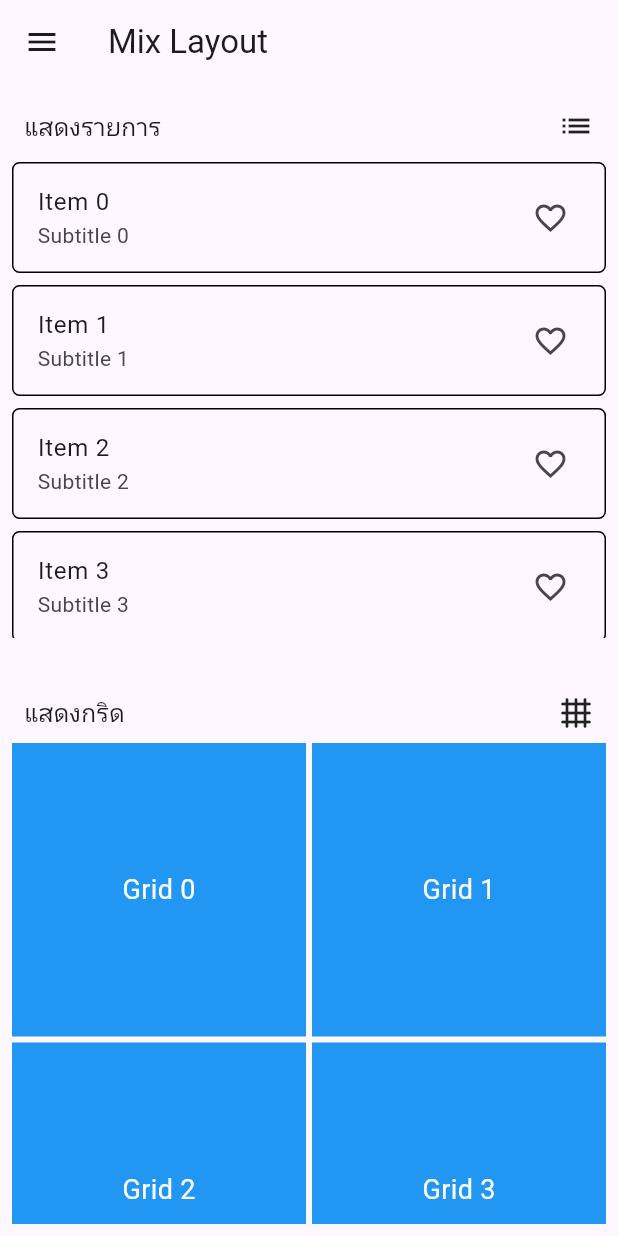
After one commit to numvarn/flutter_profile_app, a Flutter app: the MixLayout screen opened directly, on a phone screen of 412 x 824 dp. The commit adds this screen. Run offline on Flutter 3.47's test engine with Material 3 defaults, Android fonts, the phone set to English and light mode, and no system bars; our stand-ins replace get, getwidget.

Commit message:
completed add mixed views

```diff
--- a/lib/drawer.dart
+++ b/lib/drawer.dart
@@ -3,6 +3,7 @@ import 'package:get/route_manager.dart';
 import 'package:profile_app/about.dart';
 import 'package:profile_app/grid.dart';
 import 'package:profile_app/main.dart';
+import 'package:profile_app/mix.dart';
 
 class MyDrawer extends StatefulWidget {
   const MyDrawer({super.key});
@@ -46,6 +47,12 @@ class _MyDrawerState extends State<MyDrawer> {
               Get.to(const GridPage());
             },
           ),
+          ListTile(
+            title: const Text('Mix View'),
+            onTap: () {
+              Get.to(const MixLayout());
+            },
+          ),
         ],
       ),
     );
--- a/lib/main.dart
+++ b/lib/main.dart
@@ -37,7 +37,7 @@ class _MyHomePageState extends State<MyHomePage> {
   Widget build(BuildContext context) {
     return Scaffold(
       appBar: AppBar(
-        title: const Text("Me"),
+        title: const Text("This is me"),
       ),
       drawer: const MyDrawer(),
       body: Column(
--- /dev/null
+++ b/lib/mix.dart
@@ -0,0 +1,100 @@
+import 'package:flutter/material.dart';
+import 'package:profile_app/drawer.dart';
+
+class MixLayout extends StatefulWidget {
+  const MixLayout({super.key});
+
+  @override
+  State<MixLayout> createState() => _MixLayoutState();
+}
+
+class _MixLayoutState extends State<MixLayout> {
+  @override
+  Widget build(BuildContext context) {
+    return Scaffold(
+      appBar: AppBar(
+        title: const Text("Mix Layout"),
+      ),
+      drawer: const MyDrawer(),
+      body: Padding(
+        padding: const EdgeInsets.all(8.0),
+        child: Column(
+          children: [
+            const Padding(
+              padding: EdgeInsets.all(8.0),
+              child: Row(
+                mainAxisAlignment: MainAxisAlignment.spaceBetween,
+                children: [
+                  Text(
+                    "แสดงรายการ",
+                    style: TextStyle(fontSize: 16),
+                  ),
+                  Icon(Icons.list),
+                ],
+              ),
+            ),
+            // ส่วนครึ่งบนที่ใช้ ListView.builder
+            Expanded(
+              child: ListView.builder(
+                itemCount: 10,
+                itemBuilder: (context, index) {
+                  return Container(
+                    margin: const EdgeInsets.symmetric(vertical: 4.0),
+                    decoration: BoxDecoration(
+                      border: Border.all(color: Colors.black),
+                      borderRadius: BorderRadius.circular(5.0),
+                    ),
+                    child: ListTile(
+                      title: Text('Item $index'),
+                      subtitle: Text('Subtitle $index'),
+                      trailing: const Icon(Icons.favorite_border),
+                    ),
+                  );
+                },
+              ),
+            ),
+            const SizedBox(
+              height: 30,
+            ),
+            const Padding(
+              padding: EdgeInsets.all(8.0),
+              child: Row(
+                mainAxisAlignment: MainAxisAlignment.spaceBetween,
+                children: [
+                  Text(
+                    "แสดงกริด",
+                    style: TextStyle(fontSize: 16),
+                  ),
+                  Icon(Icons.grid_4x4_rounded),
+                ],
+              ),
+            ),
+            // ส่วนครึ่งล่างที่ใช้ GridView.builder
+            Expanded(
+              child: GridView.builder(
+                gridDelegate: const SliverGridDelegateWithFixedCrossAxisCount(
+                  crossAxisCount: 2, // จำนวนคอลัมน์ใน Grid
+                  crossAxisSpacing: 4.0, // ระยะห่างระหว่างคอลัมน์
+                  mainAxisSpacing: 4.0, // ระยะห่างระหว่างแถว
+                ),
+                itemCount: 10,
+                itemBuilder: (context, index) {
+                  return Container(
+                    color: Colors.blue,
+                    child: Center(
+                      child: Text(
+                        'Grid $index',
+                        style: const TextStyle(
+                            color: Colors.white, fontSize: 18.0),
+                      ),
+                    ),
+                  );
+                },
+              ),
+            ),
+          ],
+        ),
+      ),
+    );
+  }
+}
```
